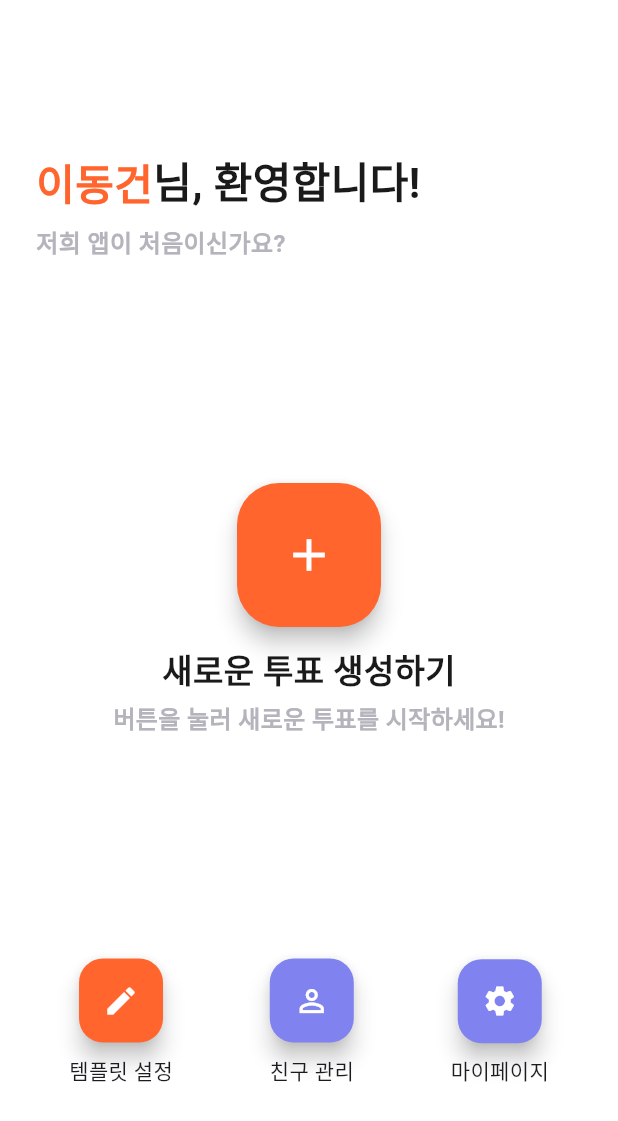
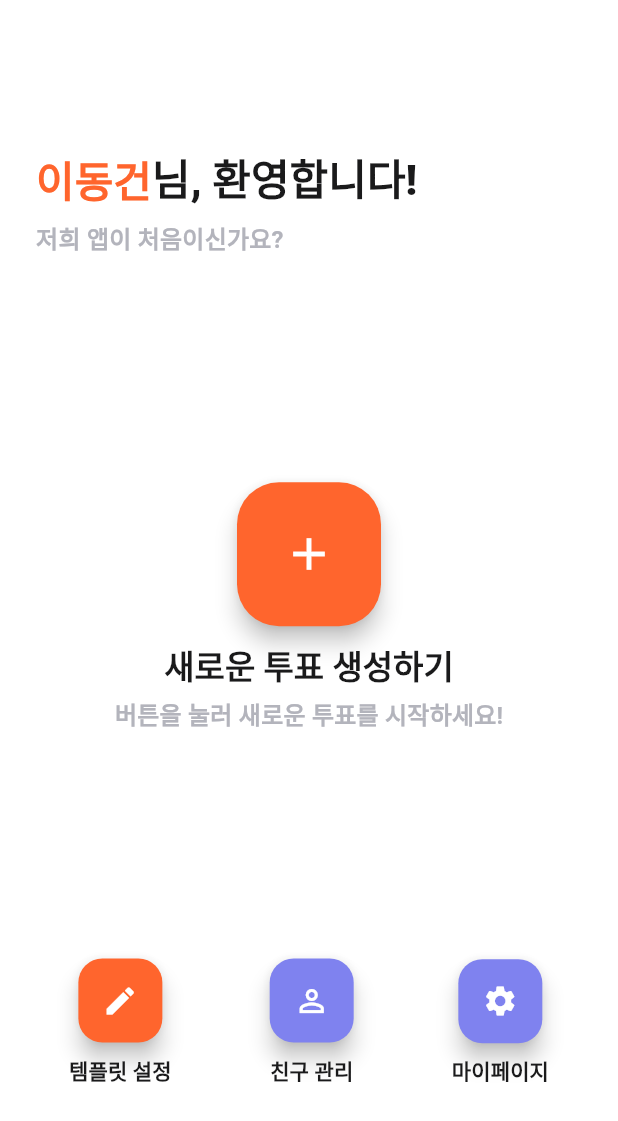
Before and after one commit to 1stLunchVote/1stLunchVote_Flutter_Release, a Flutter app: the HomeScreen screen opened directly, on a phone screen of 412 x 824 dp. Shown: the top 1121 px of the screen. Run offline on Flutter 3.47's test engine with Material 2 defaults, Android fonts, the phone set to English and light mode, and no system bars; our stand-ins replace awesome_dialog, cached_network_image, dio, drop_shadow, firebase_core, firebase_messaging and 8 more; missing offline and left inert: dart:ffi, kakao_flutter_sdk, kakao_flutter_sdk_common; accounts and stored records are empty; generated files the repository leaves out were written again; Roboto replaces fonts that are missing (NanumSquareNeo).

Commit message:
[IMPL] Color Scheme, Text Theme Applied

```diff
--- a/lib/main.dart
+++ b/lib/main.dart
@@ -41,7 +41,6 @@ Future<void> main() async {
 
   String? token = await FirebaseMessaging.instance.getToken();
   _spfManager.setFCMToken(token);
-
 
   await FirebaseMessaging.instance.getInitialMessage();
 
@@ -91,17 +90,8 @@ class _MyAppState extends State<MyApp> {
     return MaterialApp(
         debugShowCheckedModeBanner: false,
         title: "제 1회 점심메뉴 총선거",
-        theme: ThemeData(
-          useMaterial3: true,
-          fontFamily: 'NanumSquareNeo',
-          scaffoldBackgroundColor: backgroundLight1,
-        ),
-        darkTheme: ThemeData(
-            useMaterial3: true,
-            fontFamily: 'NanumSquareNeo',
-            scaffoldBackgroundColor: backgroundDark1,
-        ),
+        theme: lightColorTheme,
+        darkTheme: darkColorTheme,
         home: _autoLogin == true ? const HomeScreen() : const LoginScreen());
   }
-
 }
--- a/lib/styles.dart
+++ b/lib/styles.dart
@@ -20,6 +20,7 @@ const secondary4 = Color(0xFFE6EDFF);
 
 const positive = Color(0xFF4AA96C);
 const negative = Color(0xFFEF3C3C);
+const error = Color(0xFFBA1A1A);
 
 const textLightMain = Color(0xFF1A1A1B);
 const textLightSecondary = Color(0xFF6E6D73);
@@ -36,3 +37,63 @@ const backgroundLight3 = Color(0xFFE5E6EB);
 const backgroundDark1 = Color(0xFF1A1A1B);
 const backgroundDark2 = Color(0xFF3B3B3C);
 const backgroundDark3 = Color(0xFF626263);
+
+TextTheme lightTextTheme = const TextTheme(
+  headlineMedium: TextStyle(fontSize: 28.0, fontWeight: FontWeight.w800, color: textLightMain),
+  titleLarge: TextStyle(fontSize: 22.0, fontWeight: FontWeight.w700, color: textLightMain),
+  titleMedium: TextStyle(fontSize: 16.0, fontWeight: FontWeight.w700, color: textLightMain),
+  titleSmall: TextStyle(fontSize: 14.0, fontWeight: FontWeight.w700, color: textLightMain),
+  bodyLarge: TextStyle(fontSize: 16.0, fontWeight: FontWeight.w400, color: textLightMain),
+  bodyMedium: TextStyle(fontSize: 14.0, fontWeight: FontWeight.w400, color: textLightMain),
+  bodySmall: TextStyle(fontSize: 12.0, fontWeight: FontWeight.w400, color: textLightMain),
+);
+
+TextTheme darkTextTheme = const TextTheme(
+  headlineMedium: TextStyle(fontSize: 28.0, fontWeight: FontWeight.w800, color: textDarkMain),
+  titleLarge: TextStyle(fontSize: 22.0, fontWeight: FontWeight.w700, color: textDarkMain),
+  titleMedium: TextStyle(fontSize: 16.0, fontWeight: FontWeight.w700, color: textDarkMain),
+  titleSmall: TextStyle(fontSize: 14.0, fontWeight: FontWeight.w700, color: textDarkMain),
+  bodyLarge: TextStyle(fontSize: 16.0, fontWeight: FontWeight.w400, color: textDarkMain),
+  bodyMedium: TextStyle(fontSize: 14.0, fontWeight: FontWeight.w400, color: textDarkMain),
+  bodySmall: TextStyle(fontSize: 12.0, fontWeight: FontWeight.w400, color: textDarkMain),
+);
+
+ThemeData lightColorTheme = ThemeData(
+  useMaterial3: true,
+  fontFamily: 'NanumSquareNeo',
+  brightness: Brightness.light,
+  textTheme: lightTextTheme,
+  backgroundColor: backgroundLight1,
+  bottomAppBarColor: backgroundLight1,
+  dialogBackgroundColor: backgroundLight2,
+  disabledColor: backgroundLight3,
+  dividerColor: textLightSecondary,
+  errorColor: error,
+  hintColor: textLightHint,
+  indicatorColor: primary1,
+  primaryColor: primary1,
+  scaffoldBackgroundColor: backgroundLight1,
+  secondaryHeaderColor: primary2,
+  splashColor: backgroundLight1,
+  toggleableActiveColor: primary1,
+);
+
+ThemeData darkColorTheme = ThemeData(
+  useMaterial3: true,
+  fontFamily: 'NanumSquareNeo',
+  brightness: Brightness.dark,
+  textTheme: darkTextTheme,
+  backgroundColor: backgroundDark1,
+  bottomAppBarColor: backgroundDark1,
+  dialogBackgroundColor: backgroundDark2,
+  disabledColor: backgroundDark3,
+  dividerColor: textDarkSecondary,
+  errorColor: error,
+  hintColor: textDarkHint,
+  indicatorColor: primary1,
+  primaryColor: primary1,
+  scaffoldBackgroundColor: backgroundDark1,
+  secondaryHeaderColor: primary2,
+  splashColor: backgroundDark1,
+  toggleableActiveColor: primary1,
+);
--- a/lib/view/screen/home_screen.dart
+++ b/lib/view/screen/home_screen.dart
@@ -123,28 +123,27 @@ class _HomeScreenState extends State<HomeScreen> {
                 mainAxisAlignment: MainAxisAlignment.start,
                 children: [
                   Row(
-                    children: const [
-                      Text("이동건", style: TextStyle(
-                          fontSize: 28,
-                          color: primary1,
-                          fontWeight: FontWeight.w800
+                    children: [
+                      Text(
+                        "이동건",
+                        style: Theme.of(context).textTheme.headlineMedium?.copyWith(
+                          color: Theme.of(context).primaryColor,
                         ),
                       ),
-                      Text("님, 환영합니다!", style: TextStyle(
-                          fontSize: 28,
-                          color: textLightMain,
-                          fontWeight: FontWeight.w700
-                      ),)
+                      Text(
+                        "님, 환영합니다!",
+                        style: Theme.of(context).textTheme.headlineMedium,
+                      ),
                     ],
                   ),
                   const SizedBox(height: 8),
                   Row(
-                    children: const [
-                      Text("저희 앱이 처음이신가요?", style: TextStyle(
-                        fontSize: 16,
-                        color: textLightHint,
-                        fontWeight: FontWeight.bold
-                        )
+                    children: [
+                      Text(
+                        "저희 앱이 처음이신가요?",
+                        style: Theme.of(context).textTheme.titleMedium?.copyWith(
+                          color: Theme.of(context).hintColor,
+                        ),
                       ),
                     ],
                   ),
@@ -165,16 +164,16 @@ class _HomeScreenState extends State<HomeScreen> {
                     child: Icon(Icons.add, color: Theme.of(context).scaffoldBackgroundColor),
                   ),
                   const SizedBox(height: 12),
-                  const Text('새로운 투표 생성하기', style: TextStyle(
-                    fontSize: 22,
-                    color: textLightMain,
-                    fontWeight: FontWeight.bold)
+                  Text(
+                    '새로운 투표 생성하기',
+                    style: Theme.of(context).textTheme.titleLarge,
                   ),
                   const SizedBox(height: 4),
-                  const Text('버튼을 눌러 새로운 투표를 시작하세요!', style: TextStyle(
-                      fontSize: 16,
-                      color: textLightHint,
-                      fontWeight: FontWeight.bold)
+                  Text(
+                    '버튼을 눌러 새로운 투표를 시작하세요!',
+                    style: Theme.of(context).textTheme.titleMedium?.copyWith(
+                      color: Theme.of(context).hintColor,
+                    ),
                   ),
                 ],
               ),
@@ -193,9 +192,10 @@ class _HomeScreenState extends State<HomeScreen> {
                           child: Icon(Icons.mode_edit, color: Theme.of(context).scaffoldBackgroundColor),
                         ),
                         const SizedBox(height: 8),
-                        const Text('템플릿 설정', style: TextStyle(
-                          fontSize: 14),
-                        )
+                        Text(
+                          '템플릿 설정',
+                          style: Theme.of(context).textTheme.titleSmall,
+                        ),
                       ],
                     ),
                     Column(
@@ -205,9 +205,10 @@ class _HomeScreenState extends State<HomeScreen> {
                           child: Icon(Icons.person_outline, color: Theme.of(context).scaffoldBackgroundColor,),
                         ),
                         const SizedBox(height: 8),
-                        const Text('친구 관리', style: TextStyle(
-                            fontSize: 14),
-                        )
+                        Text(
+                          '친구 관리',
+                          style: Theme.of(context).textTheme.titleSmall,
+                        ),
                       ],
                     ),
                     Column(
@@ -217,9 +218,9 @@ class _HomeScreenState extends State<HomeScreen> {
                           child: Icon(Icons.settings, color: Theme.of(context).scaffoldBackgroundColor),
                         ),
                         const SizedBox(height: 8),
-                        const Text('마이페이지', style: TextStyle(
-                            fontSize: 14),
-                        )
+                        Text('마이페이지',
+                          style: Theme.of(context).textTheme.titleSmall,
+                        ),
                       ],
                     ),
                   ],
--- a/lib/view/screen/login_screen.dart
+++ b/lib/view/screen/login_screen.dart
@@ -50,7 +50,6 @@ class _LoginScreenState extends State<LoginScreen> {
     );
     ScreenUtil.init(context, designSize: const Size(360, 800));
     return Scaffold(
-      backgroundColor: mainBackgroundColor,
       resizeToAvoidBottomInset: false,
       body: Container(
         margin: const EdgeInsets.all(20.0),
@@ -90,7 +89,8 @@ class _LoginScreenState extends State<LoginScreen> {
                     ),
                   ),
                 ),
-            )),
+              )
+            ),
           ],
         ),
       ),
```
Lines whose indentation alone changed are shown as unchanged.
